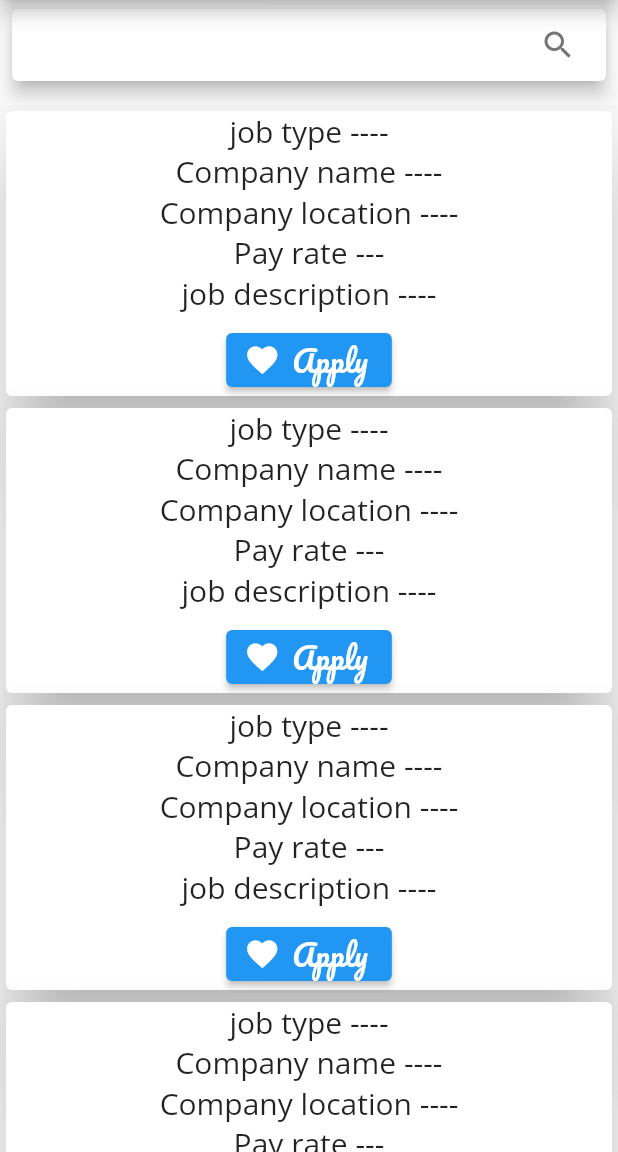
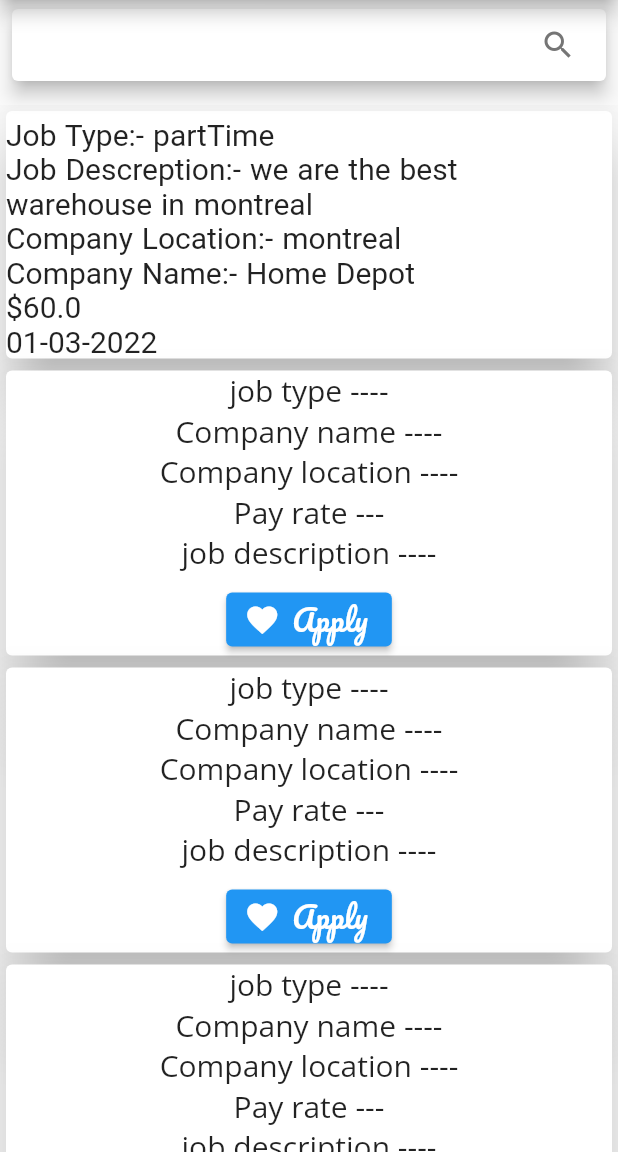
Before and after one commit to SwarajErra/hybrid, a Flutter app: the jobhomePage screen opened directly, on a phone screen of 412 x 824 dp, the part 84-1236 px from its top. Run offline on Flutter 3.47's test engine with Material 2 defaults, Android fonts, the phone set to English and light mode, and no system bars; drawn by our look-alikes of material_floating_search_bar; our stand-ins replace google_fonts, simple_gradient_text.

Commit message:
Dynamic card added

```diff
--- a/lib/Employer job homePage/EmployerHomePage.dart
+++ b/lib/Employer job homePage/EmployerHomePage.dart
@@ -1,11 +1,22 @@
 import 'package:flutter/material.dart';
 import 'package:google_fonts/google_fonts.dart';
-
+import 'package:hybrid/Jobhomepage/Searchbar.dart';
+import './addingAD.dart';
 import 'package:hybrid/Jobhomepage/JobhomePage.dart';
 import 'package:hybrid/Employer%20job%20homePage/profilePage.dart';
 import 'package:simple_gradient_text/simple_gradient_text.dart';
+import 'package:intl/intl.dart';
 
 class employeerHomePage extends StatefulWidget {
+  static List<addingAdd> addadds = [
+    addingAdd(
+        jobType: 'partTime',
+        companyName: 'Home Depot',
+        jobDescrebtion: 'we are the best warehouse in montreal',
+        companyLocation: 'montreal',
+        date: DateTime.now(),
+        payrate: 60.0)
+  ];
   const employeerHomePage({Key? key}) : super(key: key);
 
   @override
@@ -13,11 +24,47 @@ class employeerHomePage extends StatefulWidget {
 }
 
 class _employeerHomePageState extends State<employeerHomePage> {
+  late final Function addTx;
   String jobType = "";
   String companyName = "";
   String companyLocation = "";
   double payrate = 0.0;
   String jobDescrebtion = "";
+
+  final jobtypeController = TextEditingController();
+  final companyNameController = TextEditingController();
+  final jobDescreptionController = TextEditingController();
+  final companylocationController= TextEditingController();
+  final  payrateController = TextEditingController();
+
+  static List<addingAdd> addadds = [
+    addingAdd(
+        jobType: 'partTime',
+        companyName: 'Home Depot',
+        jobDescrebtion: 'we are the best warehouse in montreal',
+        companyLocation: 'montreal',
+        date: DateTime.now(),
+        payrate: 60.0)
+  ];
+
+
+
+  void list1(String txJobType,String txcompanyLocation,String txcompanyName,double txpayrate,String txJobDescription,) {
+    final newTx = addingAdd(
+      date: DateTime.now(),
+      companyLocation: txcompanyLocation,
+      payrate: txpayrate,
+      jobDescrebtion: txJobDescription,
+      companyName: txcompanyName,
+      jobType: txJobType,
+    );
+
+    setState(() {
+      addadds.add(newTx);
+    });
+  }
+
+
 
   @override
   Widget build(BuildContext context) {
@@ -38,15 +85,18 @@ class _employeerHomePageState extends State<employeerHomePage> {
           actions: [
             ElevatedButton(
               onPressed: () {
-                Navigator.push(context,
-                    MaterialPageRoute(builder: (context) => ProfilePage(key: UniqueKey(),)));
+                Navigator.push(
+                    context,
+                    MaterialPageRoute(
+                        builder: (context) => ProfilePage(
+                              key: UniqueKey(),
+                            )));
               },
               child: Icon(
                 Icons.account_circle,
               ),
               style: ButtonStyle(
-                backgroundColor:
-                    MaterialStateProperty.all<Color>(Colors.green),
+                backgroundColor: MaterialStateProperty.all<Color>(Colors.green),
               ),
             ),
           ],
@@ -57,45 +107,80 @@ class _employeerHomePageState extends State<employeerHomePage> {
             child: Column(
               children: [
                 TextField(
-                    onChanged: (value) {
-                      jobType = value;
-                    },
+                  controller: jobtypeController,
+                   // onChanged: (value) {
+                     // jobType = value;
+                   // },
                     decoration: InputDecoration(labelText: "Job type"),
                     style:
                         GoogleFonts.roboto(textStyle: TextStyle(fontSize: 20))),
                 TextField(
-                    onChanged: (value) {
-                      companyName = value;
-                    },
+                //    onChanged: (value) {
+                  //    companyName = value;
+                   // },
+                  controller: companyNameController,
                     decoration: InputDecoration(labelText: "Company name"),
                     style:
                         GoogleFonts.roboto(textStyle: TextStyle(fontSize: 20))),
                 TextField(
-                    onChanged: (value) {
-                      companyLocation = value;
-                    },
+               //     onChanged: (value) {
+                 //     companyLocation = value;
+                 //   },
+                  controller: companylocationController,
                     decoration: InputDecoration(labelText: "Company location"),
                     style:
                         GoogleFonts.roboto(textStyle: TextStyle(fontSize: 20))),
                 TextField(
-                  onChanged: (value) {
-                    payrate = value as double;
-                  },
+             //     onChanged: (value) {
+               //     payrate = value as double;
+               //   },
+                  controller: payrateController,
                   decoration: InputDecoration(labelText: "pay rate"),
                   style: GoogleFonts.roboto(textStyle: TextStyle(fontSize: 20)),
                 ),
                 TextField(
-                  onChanged: (value) {
-                    jobDescrebtion = value;
-                  },
+             //     onChanged: (value) {
+              //      jobDescrebtion = value;
+              //    },
+                  controller: jobDescreptionController,
                   decoration: InputDecoration(labelText: "job description"),
                   style: GoogleFonts.roboto(textStyle: TextStyle(fontSize: 20)),
+                ),
+                Column(
+                  children: addadds.map((tx) {
+                    return Card(
+                      elevation: 10,
+                      child: Container(
+                        width: double.infinity,
+                        decoration: BoxDecoration(
+                        ),
+                        child: Column(
+                          children: [
+                            Text(tx.jobType,style: TextStyle(color: Colors.purple),),
+                            Text(tx.jobDescrebtion),
+                            Text(tx.companyLocation),
+                            Text(tx.companyName),
+                            Text('\$${tx.payrate}'.toString()),
+                            Text(DateFormat('MM-dd-yyy').format(tx.date)),
+                          ],
+                        ),
+                      ),
+                    );
+                  }).toList(),
                 ),
                 SizedBox(
                   height: 40,
                 ),
                 ElevatedButton(
-                  onPressed: () {},
+                  onPressed: () {
+                    list1(
+                      companyNameController.text,
+                      companylocationController.text,
+                      jobDescreptionController.text,
+                      double.parse(payrateController.text),
+                      jobtypeController.text,
+                    );
+                  },
                   style: ElevatedButton.styleFrom(
                     elevation: 10,
                     padding: EdgeInsets.all(14),
--- /dev/null
+++ b/lib/Employer job homePage/addingAD.dart
@@ -0,0 +1,16 @@
+class addingAdd {
+ final String jobType;
+ final String companyName ;
+final  String companyLocation ;
+ final double payrate ;
+ final String jobDescrebtion ;
+ final DateTime date;
+
+  addingAdd(
+      { required this.jobType,
+      required this.companyName,
+      required this.jobDescrebtion,
+      required this.companyLocation,
+      required this.date,
+      required this.payrate});
+}
--- a/lib/Jobhomepage/Searchbar.dart
+++ b/lib/Jobhomepage/Searchbar.dart
@@ -2,16 +2,32 @@ import 'package:flutter/cupertino.dart';
 import 'package:flutter/material.dart';
 import 'package:flutter/widgets.dart';
 import 'package:google_fonts/google_fonts.dart';
+import 'package:hybrid/Employer%20job%20homePage/addingAD.dart';
 import 'package:hybrid/Jobhomepage/floatsearchbar.dart';
+import 'package:intl/intl.dart';
+import '../Employer job homePage/EmployerHomePage.dart';
 
 class searchBar extends StatefulWidget {
-  const searchBar({Key? key}) : super(key: key);
+
+
+
+
+
+
+  searchBar( {
+    required UniqueKey key,
+  }): super(key: key);
+
 
   @override
   _searchBarState createState() => _searchBarState();
 }
 
 class _searchBarState extends State<searchBar> {
+
+
+  final List<addingAdd> addadds = employeerHomePage.addadds;
+
   Widget build(BuildContext context) {
     return Stack(
       children: <Widget>[
@@ -25,6 +41,40 @@ class _searchBarState extends State<searchBar> {
                   child: SingleChildScrollView(
                     child: Column(
                       children: <Widget>[
+                        Column(
+                          children: addadds.map((tx) {
+                            return Card(
+                              elevation: 15,
+                              child: Container(
+                                width: double.infinity,
+                                child: Column(
+                                  crossAxisAlignment: CrossAxisAlignment.start,
+                                  children: [
+                                    Padding(padding: EdgeInsets.all(2)),
+                                    Text('Job Type:- ' + tx.jobType,style: GoogleFonts.breeSerif(
+                                    textStyle: TextStyle(
+                                        fontSize: 20,wordSpacing: 1),),),
+                                    Text('Job Descreption:- '+tx.jobDescrebtion,style: GoogleFonts.breeSerif(
+                                      textStyle: TextStyle(
+                                          fontSize: 20,wordSpacing: 1),),),
+                                    Text('Company Location:- '+tx.companyLocation,style: GoogleFonts.breeSerif(
+                                      textStyle: TextStyle(
+                                          fontSize: 20,wordSpacing: 1),),),
+                                    Text('Company Name:- '+tx.companyName,style: GoogleFonts.breeSerif(
+                                      textStyle: TextStyle(
+                                          fontSize: 20,wordSpacing: 1),),),
+                                    Text('\$${tx.payrate}'.toString(),style: GoogleFonts.breeSerif(
+                                      textStyle: TextStyle(
+                                          fontSize: 20,wordSpacing: 1),)),
+                                    Text(DateFormat('MM-dd-yyy').format(tx.date),style: GoogleFonts.breeSerif(
+                                      textStyle: TextStyle(
+                                          fontSize: 20,wordSpacing: 1),)),
+                                  ],
+                                ),
+                              ),
+                            );
+                          }).toList(),
+                        ),
                         dynamicJobCard(),
                         dynamicJobCard(),
                         dynamicJobCard(),
@@ -53,6 +103,7 @@ class dynamicJobCard extends StatefulWidget {
 }
 
 class _dynamicJobCardState extends State<dynamicJobCard> {
+
   @override
   Widget build(BuildContext context) {
     return Container(
--- a/pubspec.yaml
+++ b/pubspec.yaml
@@ -38,6 +38,7 @@ dependencies:
   cupertino_icons: ^1.0.2
   google_fonts: ^2.1.0
   simple_gradient_text: ^1.2.2
+  intl: ^0.17.0
 
 dev_dependencies:
   flutter_test:
```
Also changed, not shown: lib/Jobhomepage/JobhomePage.dart (+13 -1 lines), pubspec.lock.
